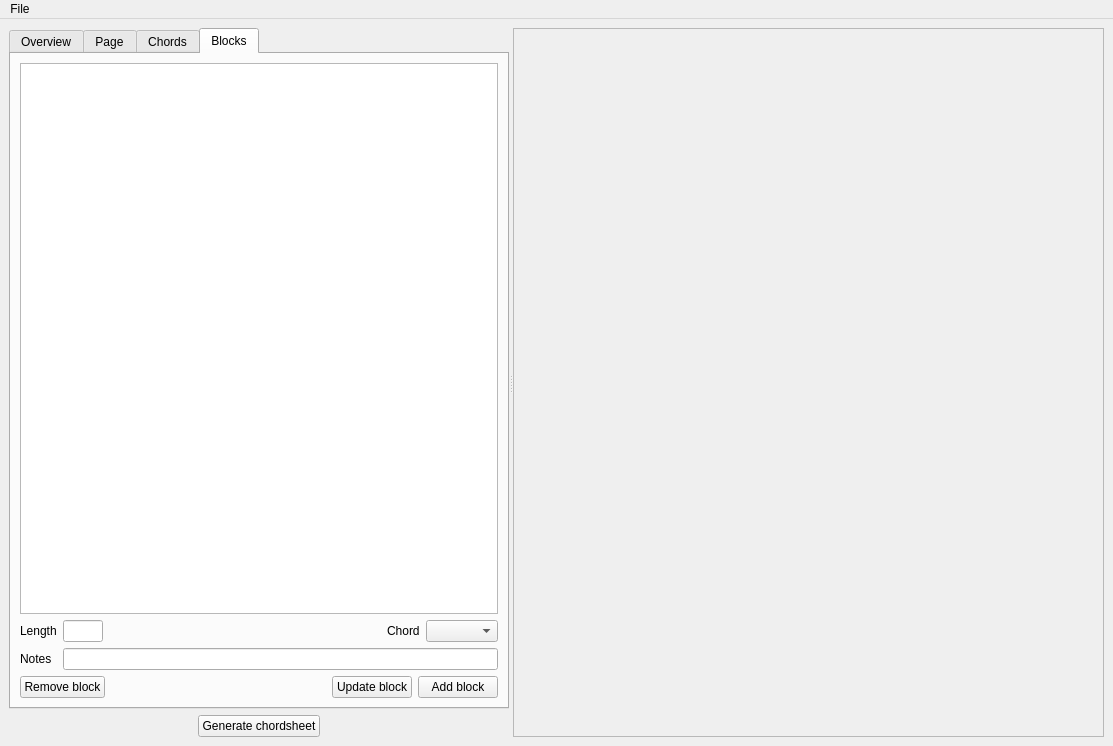
Above: ui/mainwindow.ui from ivanholmes/chordsheet before the change. Below: the same form after it.
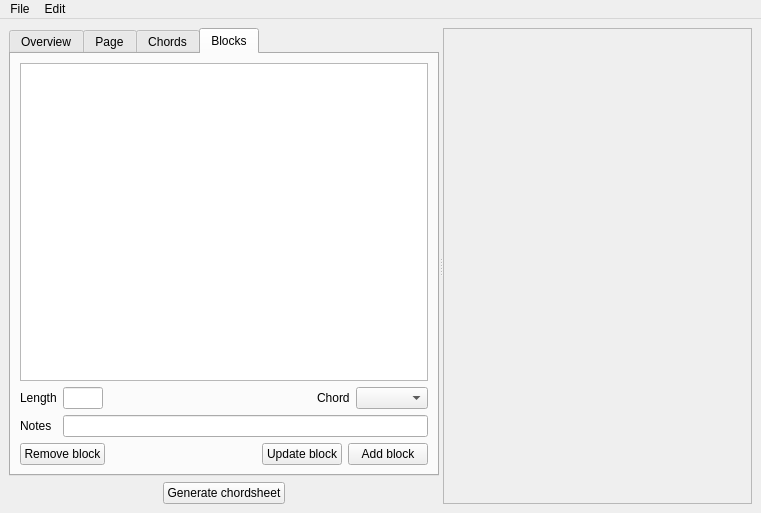
That is the form after the change. The open tabs and pages were chosen to show the change. Custom widgets are drawn as their Qt base class.

Commit message: various modifications and improvements: show name of document in title bar add keyboard shortcuts improve UI resizability make close menu item functional add primitive about dialog add a warning if the user tries to close without saving make chords, blocks, document equatable remember where the user last saved/opened a document

```diff
--- a/ui/mainwindow.ui
+++ b/ui/mainwindow.ui
@@ -6,14 +6,20 @@
    <rect>
     <x>0</x>
     <y>0</y>
-    <width>1113</width>
-    <height>746</height>
+    <width>761</width>
+    <height>513</height>
    </rect>
   </property>
   <property name="windowTitle">
    <string>Chordsheet</string>
   </property>
-  <widget class="QWidget" name="centralwidget">
+  <property name="documentMode">
+   <bool>false</bool>
+  </property>
+  <property name="tabShape">
+   <enum>QTabWidget::Rounded</enum>
+  </property>
+  <widget class="QWidget" name="centralWidget">
    <layout class="QGridLayout" name="gridLayout">
     <item row="0" column="0">
      <widget class="QSplitter" name="splitter">
@@ -24,16 +30,19 @@
        <enum>Qt::Horizontal</enum>
       </property>
       <widget class="QWidget" name="leftPane" native="true">
+       <property name="enabled">
+        <bool>true</bool>
+       </property>
        <property name="sizePolicy">
-        <sizepolicy hsizetype="MinimumExpanding" vsizetype="Preferred">
+        <sizepolicy hsizetype="Minimum" vsizetype="Preferred">
          <horstretch>0</horstretch>
          <verstretch>0</verstretch>
         </sizepolicy>
        </property>
        <property name="minimumSize">
         <size>
-         <width>320</width>
-         <height>0</height>
+         <width>430</width>
+         <height>400</height>
         </size>
        </property>
        <property name="maximumSize">
@@ -51,17 +60,11 @@
           <item>
            <widget class="QTabWidget" name="tabWidget">
             <property name="sizePolicy">
-             <sizepolicy hsizetype="MinimumExpanding" vsizetype="Expanding">
+             <sizepolicy hsizetype="Ignored" vsizetype="Expanding">
               <horstretch>0</horstretch>
               <verstretch>0</verstretch>
              </sizepolicy>
             </property>
-            <property name="minimumSize">
-             <size>
-              <width>300</width>
-              <height>400</height>
-             </size>
-            </property>
             <property name="maximumSize">
              <size>
               <width>500</width>
@@ -516,12 +519,6 @@
                     <verstretch>0</verstretch>
                    </sizepolicy>
                   </property>
-                  <property name="minimumSize">
-                   <size>
-                    <width>0</width>
-                    <height>200</height>
-                   </size>
-                  </property>
                   <property name="editTriggers">
                    <set>QAbstractItemView::NoEditTriggers</set>
                   </property>
@@ -614,6 +611,9 @@
                     <property name="orientation">
                      <enum>Qt::Horizontal</enum>
                     </property>
+                    <property name="sizeType">
+                     <enum>QSizePolicy::MinimumExpanding</enum>
+                    </property>
                     <property name="sizeHint" stdset="0">
                      <size>
                       <width>40</width>
@@ -719,6 +719,12 @@
        </layout>
       </widget>
       <widget class="QScrollArea" name="scrollArea">
+       <property name="sizePolicy">
+        <sizepolicy hsizetype="Expanding" vsizetype="Expanding">
+         <horstretch>1</horstretch>
+         <verstretch>0</verstretch>
+        </sizepolicy>
+       </property>
        <property name="minimumSize">
         <size>
          <width>300</width>
@@ -733,8 +739,8 @@
          <rect>
           <x>0</x>
           <y>0</y>
-          <width>580</width>
-          <height>698</height>
+          <width>298</width>
+          <height>465</height>
          </rect>
         </property>
         <property name="autoFillBackground">
@@ -781,7 +787,7 @@
     <rect>
      <x>0</x>
      <y>0</y>
-     <width>1113</width>
+     <width>761</width>
      <height>22</height>
     </rect>
    </property>
@@ -800,7 +806,21 @@
     <addaction name="separator"/>
     <addaction name="actionClose"/>
    </widget>
+   <widget class="QMenu" name="menuEdit">
+    <property name="title">
+     <string>Edit</string>
+    </property>
+    <addaction name="actionUndo"/>
+    <addaction name="actionRedo"/>
+    <addaction name="separator"/>
+    <addaction name="actionCut"/>
+    <addaction name="actionCopy"/>
+    <addaction name="actionPaste"/>
+    <addaction name="separator"/>
+    <addaction name="actionAbout"/>
+   </widget>
    <addaction name="menuFile"/>
+   <addaction name="menuEdit"/>
   </widget>
   <action name="actionNew">
    <property name="text">
```
Left out of the diff: 33 changed lines with no effect on the pictures. The commit also changes 6 other files.
